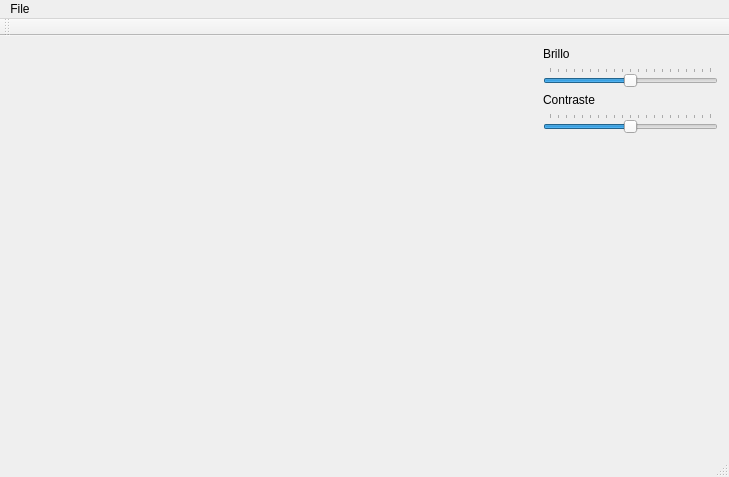
Before: the Qt Designer form ImageViewer/mainwindow.ui in diegoamusicr/DiegoAmableTCG, drawn with Qt 5.
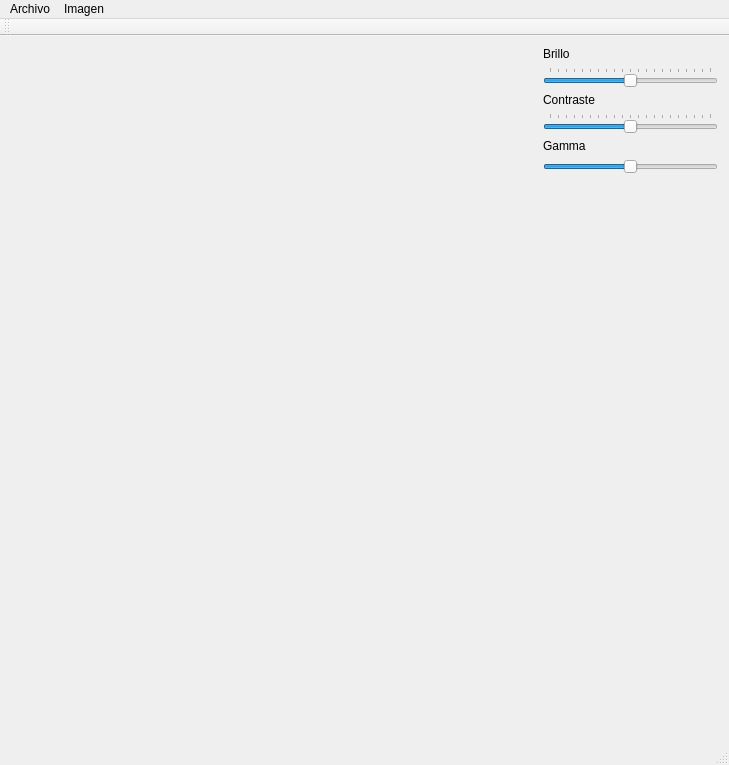
After: the same form once the commit is applied.

Patch:
```diff
--- a/ImageViewer/mainwindow.ui
+++ b/ImageViewer/mainwindow.ui
@@ -96,6 +96,33 @@
         </item>
        </layout>
       </item>
+      <item>
+       <layout class="QVBoxLayout" name="verticalLayout_5">
+        <item>
+         <widget class="QLabel" name="labelGamma">
+          <property name="text">
+           <string>Gamma</string>
+          </property>
+         </widget>
+        </item>
+        <item>
+         <widget class="QSlider" name="sliderGamma">
+          <property name="minimum">
+           <number>1</number>
+          </property>
+          <property name="maximum">
+           <number>200</number>
+          </property>
+          <property name="value">
+           <number>100</number>
+          </property>
+          <property name="orientation">
+           <enum>Qt::Horizontal</enum>
+          </property>
+         </widget>
+        </item>
+       </layout>
+      </item>
       <item>
        <spacer name="verticalSpacer">
         <property name="orientation">
@@ -119,6 +146,12 @@
             <verstretch>0</verstretch>
            </sizepolicy>
           </property>
+          <property name="minimumSize">
+           <size>
+            <width>0</width>
+            <height>180</height>
+           </size>
+          </property>
           <property name="frameShape">
            <enum>QFrame::NoFrame</enum>
           </property>
@@ -138,6 +171,12 @@
             <verstretch>0</verstretch>
            </sizepolicy>
           </property>
+          <property name="minimumSize">
+           <size>
+            <width>0</width>
+            <height>180</height>
+           </size>
+          </property>
           <property name="text">
            <string/>
           </property>
@@ -154,6 +193,12 @@
             <verstretch>0</verstretch>
            </sizepolicy>
           </property>
+          <property name="minimumSize">
+           <size>
+            <width>0</width>
+            <height>180</height>
+           </size>
+          </property>
           <property name="text">
            <string/>
           </property>
@@ -179,12 +224,19 @@
    </property>
    <widget class="QMenu" name="menuFile">
     <property name="title">
-     <string>File</string>
+     <string>Archivo</string>
     </property>
     <addaction name="actionOpen"/>
     <addaction name="actionSave"/>
    </widget>
+   <widget class="QMenu" name="menuEdici_n">
+    <property name="title">
+     <string>Imagen</string>
+    </property>
+    <addaction name="actionInvertir_color"/>
+   </widget>
    <addaction name="menuFile"/>
+   <addaction name="menuEdici_n"/>
   </widget>
   <widget class="QToolBar" name="mainToolBar">
    <attribute name="toolBarArea">
```
Left out of the diff: 9 changed lines with no effect on the pictures.
